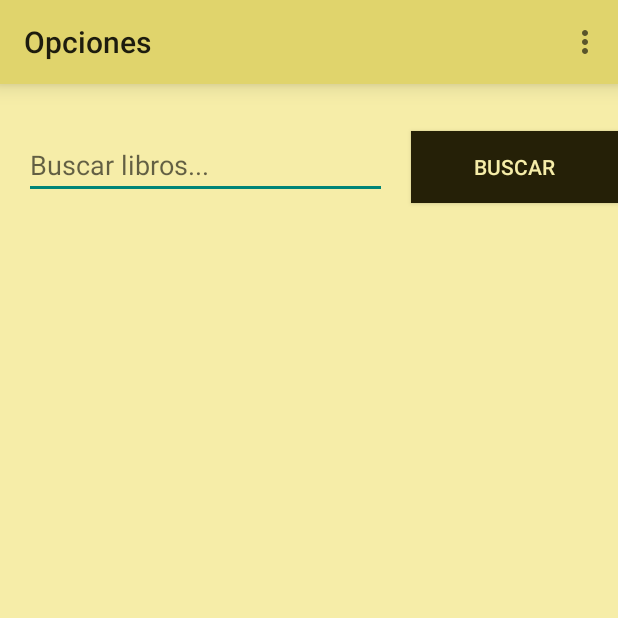
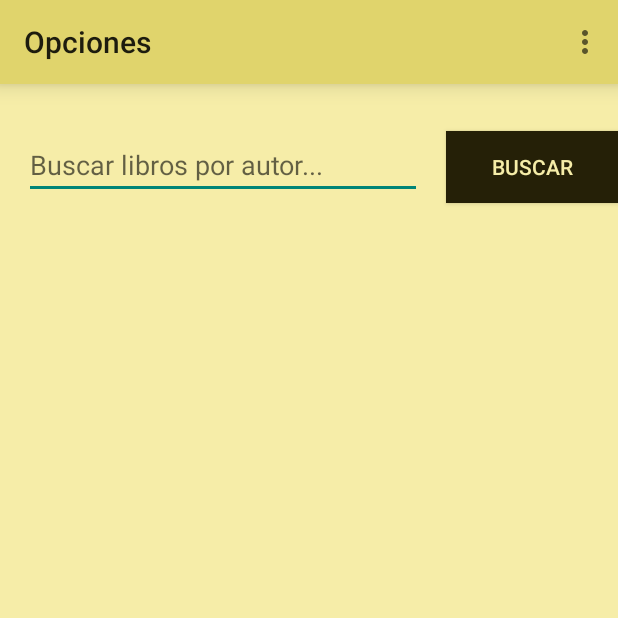
Before and after one commit to Federco1/WorldBook, an Android app: the CatalogoActivity screen opened directly, with no data from a screen before it, on a phone screen of 412 x 824 dp, the top half of it. Run offline under Robolectric (Android 15) with nearby library versions, the phone set to English and light mode, and no system bars; pictures from the network do not load.

```diff
--- a/app/build.gradle.kts
+++ b/app/build.gradle.kts
@@ -62,6 +62,8 @@ dependencies {
     implementation("androidx.room:room-runtime:$room_version")
     implementation("androidx.room:room-ktx:$room_version")
     kapt("androidx.room:room-compiler:$room_version")
+    implementation ("org.jetbrains.kotlinx:kotlinx-coroutines-android:1.6.0")
+    implementation ("androidx.recyclerview:recyclerview:1.2.1")
 
     implementation ("com.google.android.gms:play-services-maps:17.0.0")
 
--- a/app/src/main/java/com/example/worldbook/LibroEndpoints.kt
+++ b/app/src/main/java/com/example/worldbook/LibroEndpoints.kt
@@ -6,7 +6,7 @@ import retrofit2.http.Query
 
 interface LibroEndpoints {
     @GET("volumes")
-    fun searchBooks(
-        @Query("q") query: String
+    fun searchBooksByAuthor(
+        @Query("q") author: String
     ): Call<BookResponse>
 }
--- a/app/src/main/res/layout/activity_catalogo.xml
+++ b/app/src/main/res/layout/activity_catalogo.xml
@@ -24,7 +24,7 @@
             android:id="@+id/searchField"
             android:layout_width="wrap_content"
             android:layout_height="wrap_content"
-            android:hint="Buscar libros..."
+            android:hint="Buscar libros por autor..."
             android:layout_margin="16dp"
             app:layout_constraintTop_toTopOf="parent"
             app:layout_constraintStart_toStartOf="parent"
@@ -33,7 +33,7 @@
 
         <!-- Botón para iniciar la búsqueda -->
         <Button
-            android:id="@+id/searchButton"
+            android:id="@+id/searchButtonByAuthor"
             android:layout_width="wrap_content"
             android:layout_height="wrap_content"
             android:text="Buscar"
@@ -47,17 +47,13 @@
 
     </LinearLayout>
 
-
-
-
-
     <!-- Lista para mostrar resultados de libros -->
     <androidx.recyclerview.widget.RecyclerView
         android:id="@+id/bookList"
         android:layout_width="match_parent"
         android:layout_height="match_parent"
         android:layout_marginTop="15dp"
-        app:layout_constraintTop_toBottomOf="@id/searchButton"
+        app:layout_constraintTop_toBottomOf="@id/searchButtonByAuthor"
         app:layout_constraintStart_toStartOf="parent"
         app:layout_constraintEnd_toEndOf="parent"
         app:layout_constraintBottom_toBottomOf="parent"/>
```
Also changed, not shown: app/src/main/java/com/example/worldbook/CatalogoActivity.kt (+65 -23 lines).
